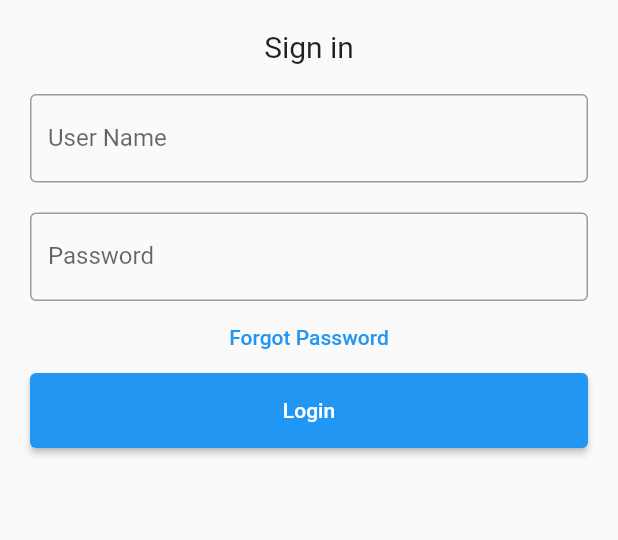
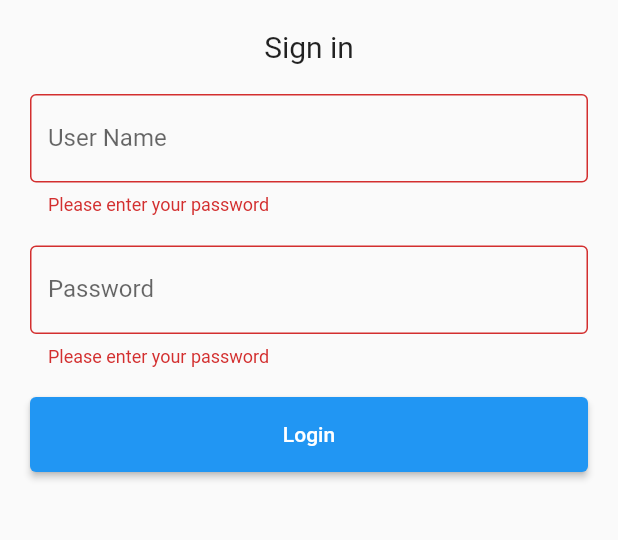
Before and after one commit to LEIC-ES-2021-22/2LEIC15T1, a Flutter app: the screen it shows after launch, after a tap on "Login", on a phone screen of 412 x 824 dp, the part 167-707 px from its top. Run offline on Flutter 3.47's test engine with Material 2 defaults, Android fonts, the phone set to English and light mode, and no system bars; our stand-ins replace settings_ui, shared_preferences, table_calendar; network calls fail; project files that could hold a hidden picture were left out.

Commit message:
login more responsive, receving from http and holding session, logout done as well

```diff
--- a/lib/UI/academicpathway.dart
+++ b/lib/UI/academicpathway.dart
@@ -66,6 +66,7 @@ class _Body extends StatelessWidget{
           child: Column(
             children: <Widget> [
               Row(
+
                 children: <Widget>[
                   Expanded(child:Center(child: FlatButton(onPressed: null,child:Text('Sistemas Operativos'),))),
                   Expanded(child:Center(child: Text('carlossssss'),)),
@@ -129,6 +130,7 @@ class _Body extends StatelessWidget{
                 ),
               ),
               Row(
+
                 children: <Widget>[
                   Expanded(child:Center(child: Text('carlossssss'),)),
                   Expanded(child:Center(child: Text('carlossssss'),)),
--- a/lib/UI/homepage.dart
+++ b/lib/UI/homepage.dart
@@ -9,6 +9,7 @@ class MyStatefulWidgeta extends StatefulWidget {
 
   @override
   State<MyStatefulWidgeta> createState() => _MyStatefulWidgetStatea();
+
 }
 
 class _MyStatefulWidgetStatea extends State<MyStatefulWidgeta> {
--- a/lib/UI/login.dart
+++ b/lib/UI/login.dart
@@ -1,12 +1,16 @@
 
 import 'package:flutter/material.dart';
+import 'package:shared_preferences/shared_preferences.dart';
 
-import '../login_action.dart';
+import '../controller/login_action.dart';
 import '../model/User.dart';
 import '../model/Session.dart';
 import 'homepage.dart';
 
+
+
 class LoginPageView extends StatefulWidget {
+  LoginPageView({Key? key}) : super(key:key);
   @override
   _LoginPageViewState createState() => _LoginPageViewState();
 }
@@ -18,9 +22,13 @@ class _LoginPageViewState extends State<LoginPageView>  {
 
   final _formKey = GlobalKey<FormState>();
 
+  final snackBar = SnackBar(content : Text('Credenciais incorretas',textAlign: TextAlign.center,),backgroundColor: Colors.redAccent, );
+
   @override
   Widget build(BuildContext context) {
-    return Padding(
+    return Scaffold(
+      appBar: AppBar(title: const Text('SigarraIO')),
+      body: Padding(
           padding: const EdgeInsets.all(10),
           child:  Form(
               key: _formKey,
@@ -80,30 +88,34 @@ class _LoginPageViewState extends State<LoginPageView>  {
                       ),
                     ),
                   ),
-                TextButton(
-                  onPressed: () {
-                    //forgot password screen
-                  },
-                  child: const Text('Forgot Password',),
-                ),
+
                   Container(
                       height: 50,
+                      margin: const EdgeInsets.symmetric(vertical: 20),
                       padding: const EdgeInsets.fromLTRB(10, 0, 10, 0),
                       child: ElevatedButton(
                         child: const Text('Login'),
                         onPressed: () async {
-                        Session s = new Session();
-                        User? user = await login(s,nameController.text,_pass.text);
+                          FocusScopeNode currentFocus = FocusScope.of(context);
+                          if (_formKey.currentState!.validate()){
+                            bool loggedIn = await login(nameController.text,_pass.text);
+                            if (!currentFocus.hasPrimaryFocus){
+                              currentFocus.unfocus();
+                            }
+                            if (loggedIn){
+                              Navigator.pushReplacement(context, MaterialPageRoute(builder: (context) => MyStatefulWidgeta(),),);
+                            }
+                            else {
+                              _pass.clear();
+                              ScaffoldMessenger.of(context).showSnackBar(snackBar);
+                            }
+                          }
 
-                        if (user != null){
-                          Navigator.push(
-                            context,
-                            MaterialPageRoute(builder: (context) => MyStatefulWidgeta()),
-                          );}
                         },
                       )
                   ),
                 ],
-            )));
+              ))),
+    );
   }
 }
--- /dev/null
+++ b/lib/UI/welcomepage.dart
@@ -0,0 +1,48 @@
+import 'package:flutter/material.dart';
+import 'package:shared_preferences/shared_preferences.dart';
+import 'package:sigarraio/UI/homepage.dart';
+
+
+import 'login.dart';
+
+class WelcomePage extends StatefulWidget {
+  const WelcomePage({Key? key}) : super (key : key);
+
+  @override
+  State<StatefulWidget> createState() => _WelcomePageState();
+
+}
+
+class _WelcomePageState extends State<WelcomePage>{
+
+  @override
+  void initState() {
+    super.initState();
+    verifyToken().then((value){
+      if (value) {
+        Navigator.pushReplacement(context, MaterialPageRoute(builder: (context) => MyStatefulWidgeta(),),);
+      }
+      else {
+        Navigator.pushReplacement(context, MaterialPageRoute(builder: (context) => LoginPageView(),),);
+      }
+    });
+  }
+
+  @override
+  Widget build(BuildContext context) {
+    return Scaffold(
+      body : Center(
+        child : CircularProgressIndicator(),
+      )
+    );
+  }
+
+  Future<bool> verifyToken() async {
+    SharedPreferences sharedPreference = await SharedPreferences.getInstance();
+    if (sharedPreference.get('token') != null){
+      return true;
+    }
+    else {return false;}
+  }
+
+}
--- a/lib/login_action.dart
+++ /dev/null
@@ -1,16 +0,0 @@
-import 'model/User.dart';
-import 'model/Session.dart';
-
-const loginUrl =
-    'https://sigarra.up.pt/feup/pt/mob_val_geral.autentica';
-
-Future<User?> login(Session session, String username, String password) async {
-  var data = await session.post(loginUrl,
-      {'pv_login': username, 'pv_password': password});
-  if (data["authenticated"]) {
-    print("authenticated");
-    return User.fromJson(data);
-  } else {
-    return null;
-  }
-}
--- a/lib/main.dart
+++ b/lib/main.dart
@@ -1,8 +1,9 @@
 import 'package:flutter/material.dart';
+import 'package:sigarraio/UI/welcomepage.dart';
 
 import 'UI/login.dart';
 
-void main() => runApp(const MyApp());
+void main() => runApp(MyApp());
 
 class MyApp extends StatelessWidget {
   const MyApp({Key? key}) : super(key: key);
@@ -13,10 +14,7 @@ class MyApp extends StatelessWidget {
   Widget build(BuildContext context) {
     return MaterialApp(
       title: _title,
-      home: Scaffold(
-        appBar: AppBar(title: const Text(_title)),
-        body: LoginPageView(),
-      ),
+      home : WelcomePage(),
     );
   }
 }
--- a/lib/model/Session.dart
+++ b/lib/model/Session.dart
@@ -1,6 +1,7 @@
 import 'dart:convert';
 
 import 'package:http/http.dart' as http;
+import 'package:shared_preferences/shared_preferences.dart';
 
 // Allows passing cookies between HTTP requests.
 class Session {
@@ -13,7 +14,7 @@ class Session {
     var response = await http.post(Uri.parse(url), body: data, headers: _headers);
     if (response.statusCode == 200) {
       _updateCookie(response);
-      return json.decode(response.body);
+      return response;
     }
     else {
       throw Exception('Failed to access $url');
@@ -25,6 +26,9 @@ class Session {
   Future<dynamic> get(String url) async {
     var response = await http.get(Uri.parse(url), headers: _headers);
     if (response.statusCode == 200) {
+      final body = jsonDecode(response.body);
+      SharedPreferences pref = await SharedPreferences.getInstance();
+      await pref.setString("login", body['token']);
       _updateCookie(response);
       return json.decode(response.body);
     }
--- a/pubspec.yaml
+++ b/pubspec.yaml
@@ -33,6 +33,7 @@ dependencies:
   table_calendar: ^3.0.6
   settings_ui: ^2.0.2
   http: any
+  shared_preferences: ^2.0.15
 
   # The following adds the Cupertino Icons font to your application.
   # Use with the CupertinoIcons class for iOS style icons.
```
Also changed, not shown: lib/UI/NavBar.dart (+8 -1 lines), lib/controller/login_action.dart (added, +36 -0 lines), lib/controller/logout_action.dart (added, +8 -0 lines), pubspec.lock. Lines whose indentation alone changed are shown as unchanged.
